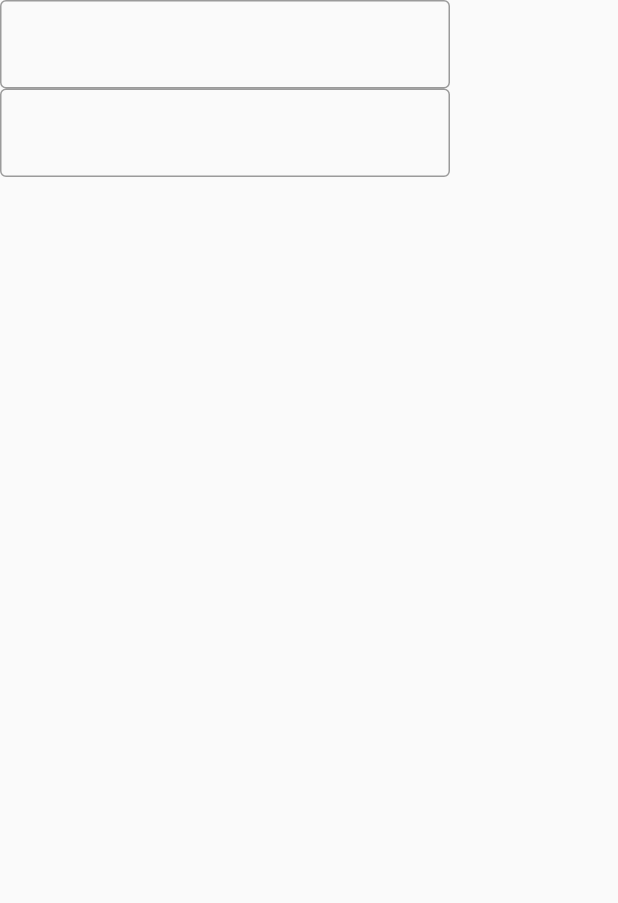
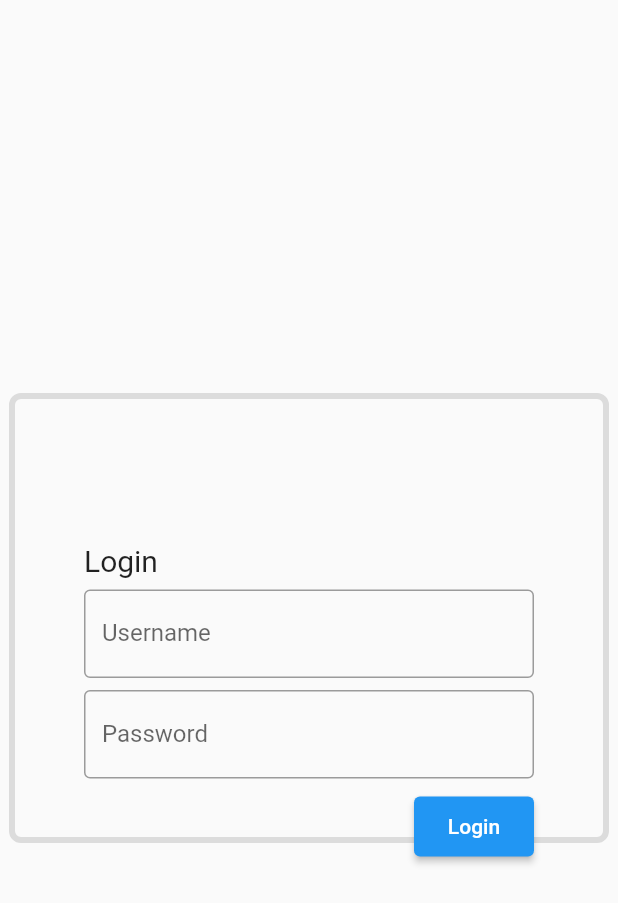
Before and after one commit to hhldiniz/euro_exchange_website, a Flutter app: the Login screen opened directly, on a phone screen of 412 x 824 dp. Shown: the top 903 px of the screen. Run offline on Flutter 3.47's test engine with Material 2 defaults, Android fonts, the phone set to English and light mode, and no system bars; our stand-ins replace get.

Commit message:
feature: Implementing login page layout

```diff
--- a/lib/pages/login.dart
+++ b/lib/pages/login.dart
@@ -1,5 +1,6 @@
 import 'package:euro_exchange_api_website/controllers/login_form.dart';
 import 'package:euro_exchange_api_website/util/dependency_injector.dart';
+import 'package:euro_exchange_api_website/util/localizations.dart';
 import 'package:euro_exchange_api_website/widgets/material_text_field.dart';
 import 'package:flutter/material.dart';
 import 'package:flutter/widgets.dart';
@@ -9,21 +10,60 @@ class Login extends StatelessWidget {
   Widget build(BuildContext context) {
     FormController _loginFormController =
         DependencyInjector.getDependencyByTag(FormController.Tag);
+    MyAppLocalizations _localizations = MyAppLocalizations.of(context)!;
 
     return Scaffold(
       body: Column(
+        mainAxisAlignment: MainAxisAlignment.center,
         children: [
           Row(
+            mainAxisAlignment: MainAxisAlignment.center,
             children: [
               Container(
-                child: Wrap(
-                  children: [
-                    MaterialTextField(_loginFormController.usernameEditingController),
-                    MaterialTextField(_loginFormController.passwordEditingController),
-                  ],
-                  direction: Axis.horizontal,
+                child: Center(
+                  child: Container(
+                    child: Wrap(
+                      children: [
+                        Text(
+                          _localizations.homeMenuLogin,
+                          style: TextStyle(fontSize: 20),
+                        ),
+                        Padding(
+                          padding: EdgeInsets.only(top: 8, bottom: 8),
+                          child: MaterialTextField(
+                            _loginFormController.usernameEditingController,
+                            labelText: _localizations.username,
+                          ),
+                        ),
+                        MaterialTextField(
+                          _loginFormController.passwordEditingController,
+                          labelText: _localizations.password,
+                        ),
+                        Align(
+                            alignment: Alignment.centerRight,
+                            child: Padding(
+                                padding: EdgeInsets.only(top: 8),
+                                child: ElevatedButton(
+                                  onPressed: () {},
+                                  child: Text(_localizations.homeMenuLogin),
+                                  style: ButtonStyle(
+                                      minimumSize:
+                                          MaterialStateProperty.resolveWith<
+                                              Size>((states) => Size(80, 40))),
+                                )))
+                      ],
+                    ),
+                    constraints: BoxConstraints.loose(Size(300, 100)),
+                  ),
                 ),
-                constraints: BoxConstraints.loose(Size(300, 100)),
+                decoration: BoxDecoration(
+                    border: Border(
+                        top: BorderSide(color: Colors.black12, width: 4),
+                        right: BorderSide(color: Colors.black12, width: 4),
+                        left: BorderSide(color: Colors.black12, width: 4),
+                        bottom: BorderSide(color: Colors.black12, width: 4)),
+                    borderRadius: BorderRadius.circular(8)),
+                constraints: BoxConstraints(minWidth: 400, minHeight: 300),
               )
             ],
           )
--- a/lib/util/localizations.dart
+++ b/lib/util/localizations.dart
@@ -18,7 +18,9 @@ class MyAppLocalizations {
               'Those values are obtained from the European Central Bank. '
               'Se more at the link',
       "homeMenuLogin": "Login",
-      "homeMenuAbout": "About"
+      "homeMenuAbout": "About",
+      "username": "Username",
+      "password": "Password"
     },
     "pt": {
       "apiPresentation": 'Euro Exchange é uma Api que ajuda você a conseguir '
@@ -26,7 +28,9 @@ class MyAppLocalizations {
           'Esses valores são obtidos do Banco Central Europeu (European Central Bank). \n'
           'Veja mais no link',
       "homeMenuLogin": "Entrar",
-      "homeMenuAbout": "Sobre"
+      "homeMenuAbout": "Sobre",
+      "username": "Usuário",
+      "password": "Senha"
     }
   };
 
@@ -40,6 +44,12 @@ class MyAppLocalizations {
 
   String get homeMenuAbout =>
       _localizedValues[locale.languageCode]?['homeMenuAbout'] ?? "Value Error";
+
+  String get username =>
+      _localizedValues[locale.languageCode]?['username'] ?? "Value Error";
+
+  String get password =>
+      _localizedValues[locale.languageCode]?['password'] ?? "Value Error";
 }
 
 class MyAppLocalizationsDelegate
--- a/lib/widgets/material_text_field.dart
+++ b/lib/widgets/material_text_field.dart
@@ -1,18 +1,18 @@
 import 'package:flutter/material.dart';
 import 'package:flutter/widgets.dart';
 
-class MaterialTextField extends StatelessWidget{
+class MaterialTextField extends StatelessWidget {
+  final TextEditingController _controller;
+  final String? _labelText;
 
-  final TextEditingController _controller;
-
-  MaterialTextField(this._controller);
+  MaterialTextField(this._controller, {labelText}) : this._labelText = labelText;
 
   @override
   Widget build(BuildContext context) {
     return TextField(
       controller: _controller,
-      decoration: InputDecoration(border: OutlineInputBorder()),
+      decoration:
+          InputDecoration(border: OutlineInputBorder(), labelText: _labelText),
     );
   }
-
 }
```
